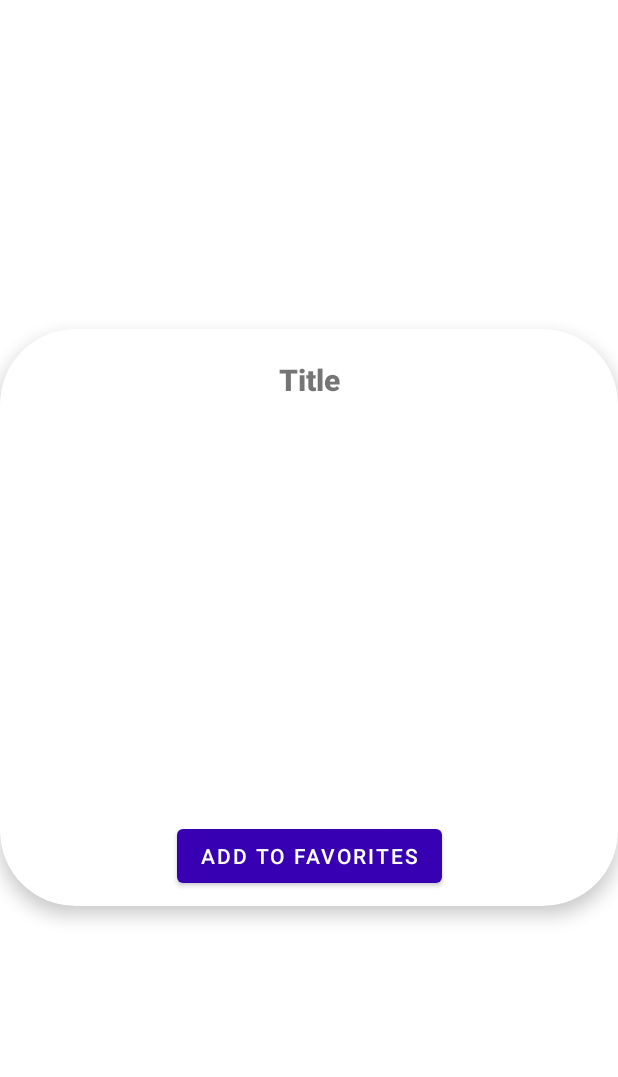
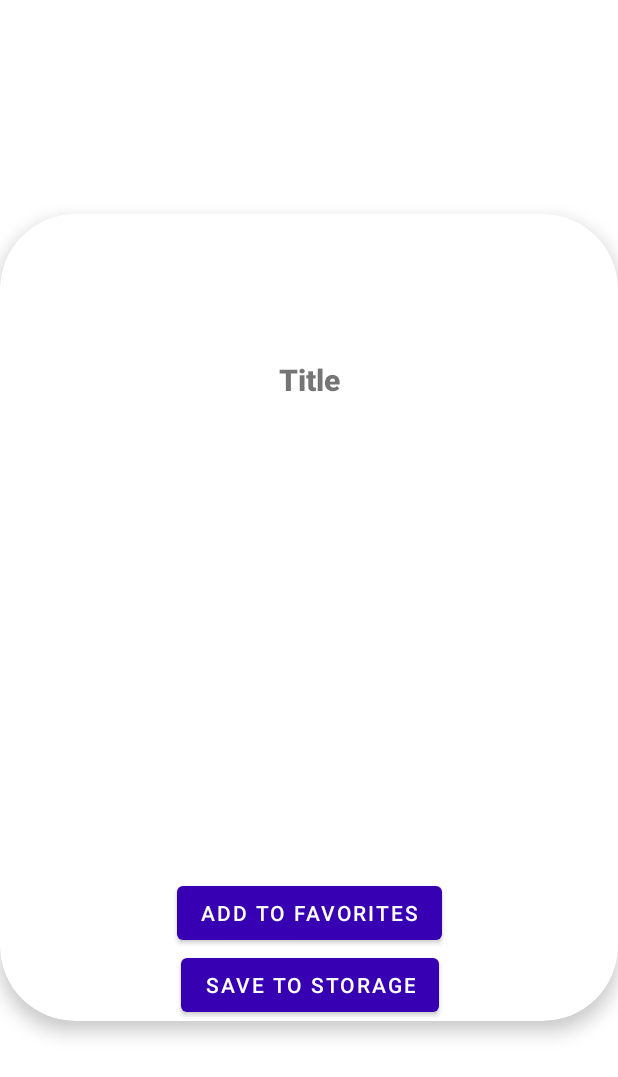
Before and after one commit to matttax/GiphyApp, an Android app: the layout fragment_watch_gif.xml on its own in the app's theme, with its tools: preview values and no code run, on a phone screen of 412 x 824 dp. Shown: the top 1077 px of the screen. Run offline under Robolectric (Android 15) with nearby library versions, the phone set to English and light mode, and no system bars.

Commit message:
Save to storage implemented

```diff
--- a/app/build.gradle
+++ b/app/build.gradle
@@ -10,7 +10,7 @@ android {
 
     defaultConfig {
         applicationId "com.matttax.giphyvk"
-        minSdk 21
+        minSdk 23
         targetSdk 33
         versionCode 1
         versionName "1.0"
@@ -49,7 +49,6 @@ dependencies {
     implementation 'com.squareup.retrofit2:converter-gson:2.9.0'
     implementation 'com.squareup.retrofit2:adapter-rxjava2:2.9.0'
     implementation 'com.squareup.okhttp3:okhttp:3.14.9'
-//    implementation 'com.squareup.okhttp3:logging-interceptor:2.9.0'
 
     implementation 'io.reactivex.rxjava2:rxjava:2.1.1'
     implementation 'io.reactivex.rxjava2:rxandroid:2.0.1'
--- a/app/src/main/AndroidManifest.xml
+++ b/app/src/main/AndroidManifest.xml
@@ -4,6 +4,7 @@
     package="com.matttax.giphyapp">
 
     <uses-permission android:name="android.permission.INTERNET" />
+    <uses-permission android:name="android.permission.FOREGROUND_SERVICE" />
 
     <application
         android:name=".GiphyApp"
@@ -26,6 +27,11 @@
                 <category android:name="android.intent.category.LAUNCHER" />
             </intent-filter>
         </activity>
+        <receiver android:name=".download.DownloadCompleteReceiver" android:exported="true">
+            <intent-filter>
+                <action android:name="android.intent.action.DOWNLOAD_COMPLETE"/>
+            </intent-filter>
+        </receiver>
     </application>
 
 </manifest>
--- a/app/src/main/res/layout/fragment_watch_gif.xml
+++ b/app/src/main/res/layout/fragment_watch_gif.xml
@@ -54,6 +54,17 @@
             android:id="@+id/toFavorites"
             />
 
+        <Button
+            android:layout_width="wrap_content"
+            android:layout_height="wrap_content"
+            card_view:layout_constraintBottom_toBottomOf="parent"
+            card_view:layout_constraintTop_toBottomOf="@id/toFavorites"
+            card_view:layout_constraintStart_toStartOf="@id/toFavorites"
+            card_view:layout_constraintEnd_toEndOf="@id/toFavorites"
+            android:text="Save to storage"
+            android:id="@+id/toStorage"
+            />
+
     </androidx.constraintlayout.widget.ConstraintLayout>
 
 </androidx.cardview.widget.CardView>
```
Also changed, not shown: app/src/main/java/com/matttax/giphyapp/download/DownloadCompleteReceiver.kt (added, +23 -0 lines), app/src/main/java/com/matttax/giphyapp/download/GifDownloader.kt (added, +28 -0 lines), app/src/main/java/com/matttax/giphyapp/fragments/WatchGifFragment.kt (+11 -0 lines).
